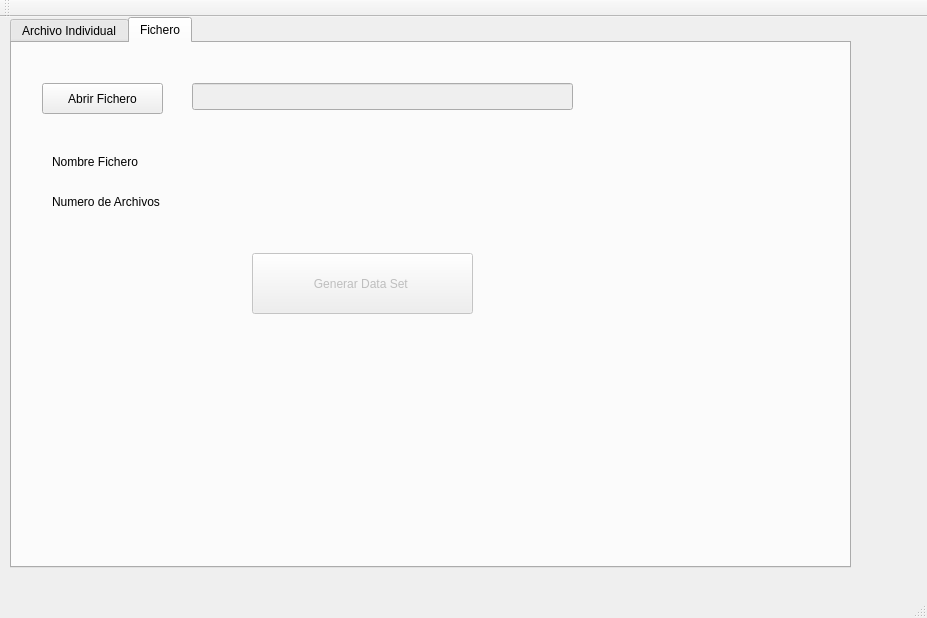
Qt form mainwindow.ui (malakian32/KanjiRecognition) before a commit.
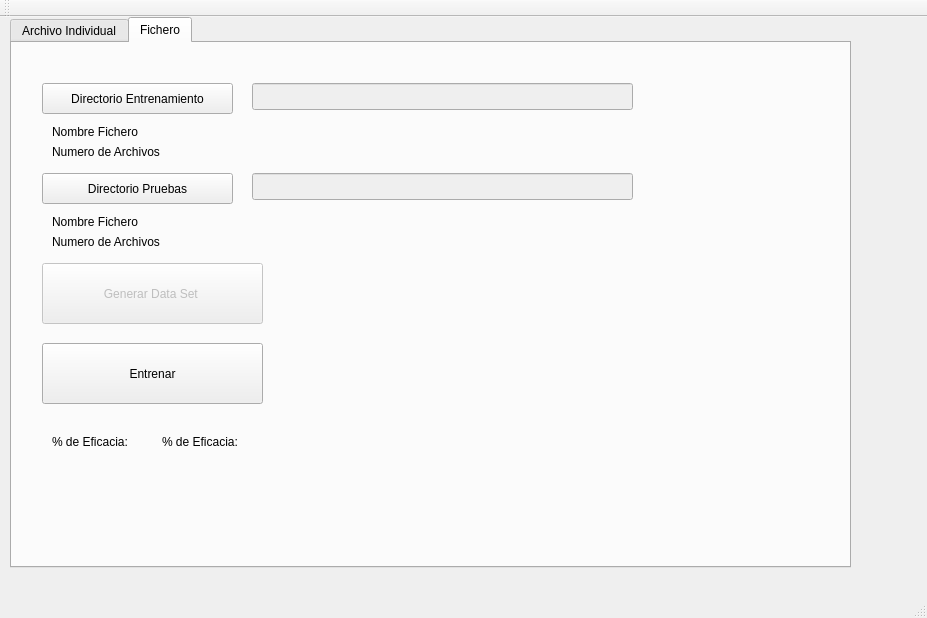
The same form after that commit. The open tabs and pages were chosen to show the change. Icons and pictures are not drawn.

Commit message: Agregado rectangulo envolvente y cambios en la interfaz para seleccionar path de entrenamiento y de prueba

```diff
--- a/mainwindow.ui
+++ b/mainwindow.ui
@@ -450,12 +450,12 @@
        <rect>
         <x>30</x>
         <y>40</y>
-        <width>121</width>
+        <width>191</width>
         <height>31</height>
        </rect>
       </property>
       <property name="text">
-       <string>Abrir Fichero</string>
+       <string>Directorio Entrenamiento</string>
       </property>
      </widget>
      <widget class="QLineEdit" name="URLFicherLB">
@@ -464,7 +464,7 @@
       </property>
       <property name="geometry">
        <rect>
-        <x>180</x>
+        <x>240</x>
         <y>40</y>
         <width>381</width>
         <height>27</height>
@@ -475,7 +475,7 @@
       <property name="geometry">
        <rect>
         <x>40</x>
-        <y>110</y>
+        <y>80</y>
         <width>121</width>
         <height>17</height>
        </rect>
@@ -488,7 +488,7 @@
       <property name="geometry">
        <rect>
         <x>40</x>
-        <y>150</y>
+        <y>100</y>
         <width>151</width>
         <height>17</height>
        </rect>
@@ -501,7 +501,7 @@
       <property name="geometry">
        <rect>
         <x>230</x>
-        <y>150</y>
+        <y>100</y>
         <width>67</width>
         <height>17</height>
        </rect>
@@ -514,7 +514,7 @@
       <property name="geometry">
        <rect>
         <x>230</x>
-        <y>110</y>
+        <y>80</y>
         <width>67</width>
         <height>17</height>
        </rect>
@@ -529,8 +529,8 @@
       </property>
       <property name="geometry">
        <rect>
-        <x>240</x>
-        <y>210</y>
+        <x>30</x>
+        <y>220</y>
         <width>221</width>
         <height>61</height>
        </rect>
@@ -539,6 +539,126 @@
        <string>Generar Data Set </string>
       </property>
      </widget>
+     <widget class="QLabel" name="NombreFicheroPruebaLB">
+      <property name="geometry">
+       <rect>
+        <x>230</x>
+        <y>170</y>
+        <width>67</width>
+        <height>17</height>
+       </rect>
+      </property>
+      <property name="text">
+       <string/>
+      </property>
+     </widget>
+     <widget class="QLabel" name="label_3">
+      <property name="geometry">
+       <rect>
+        <x>40</x>
+        <y>190</y>
+        <width>151</width>
+        <height>17</height>
+       </rect>
+      </property>
+      <property name="text">
+       <string>Numero de Archivos</string>
+      </property>
+     </widget>
+     <widget class="QLineEdit" name="URLFicherPruebaLB">
+      <property name="enabled">
+       <bool>false</bool>
+      </property>
+      <property name="geometry">
+       <rect>
+        <x>240</x>
+        <y>130</y>
+        <width>381</width>
+        <height>27</height>
+       </rect>
+      </property>
+     </widget>
+     <widget class="QPushButton" name="testPathBT">
+      <property name="geometry">
+       <rect>
+        <x>30</x>
+        <y>130</y>
+        <width>191</width>
+        <height>31</height>
+       </rect>
+      </property>
+      <property name="text">
+       <string>Directorio Pruebas</string>
+      </property>
+     </widget>
+     <widget class="QLabel" name="SizeFicheroPruebaLB">
+      <property name="geometry">
+       <rect>
+        <x>230</x>
+        <y>190</y>
+        <width>67</width>
+        <height>17</height>
+       </rect>
+      </property>
+      <property name="text">
+       <string/>
+      </property>
+     </widget>
+     <widget class="QLabel" name="label_4">
+      <property name="geometry">
+       <rect>
+        <x>40</x>
+        <y>170</y>
+        <width>121</width>
+        <height>17</height>
+       </rect>
+      </property>
+      <property name="text">
+       <string>Nombre Fichero</string>
+      </property>
+     </widget>
+     <widget class="QPushButton" name="EntrenarBT_2">
+      <property name="enabled">
+       <bool>true</bool>
+      </property>
+      <property name="geometry">
+       <rect>
+        <x>30</x>
+        <y>300</y>
+        <width>221</width>
+        <height>61</height>
+       </rect>
+      </property>
+      <property name="text">
+       <string>Entrenar</string>
+      </property>
+     </widget>
+     <widget class="QLabel" name="eficaciaLB">
+      <property name="geometry">
+       <rect>
+        <x>40</x>
+        <y>390</y>
+        <width>121</width>
+        <height>17</height>
+       </rect>
+      </property>
+      <property name="text">
+       <string>% de Eficacia:</string>
+      </property>
+     </widget>
+     <widget class="QLabel" name="eficacia_ValueLB">
+      <property name="geometry">
+       <rect>
+        <x>150</x>
+        <y>390</y>
+        <width>141</width>
+        <height>17</height>
+       </rect>
+      </property>
+      <property name="text">
+       <string>% de Eficacia:</string>
+      </property>
+     </widget>
     </widget>
    </widget>
   </widget>
```
The commit also changes 7 other files.
